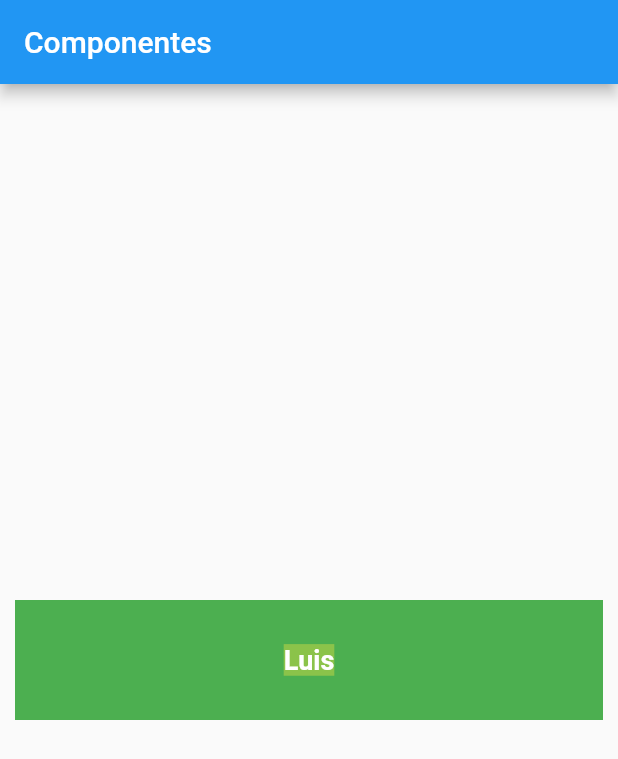
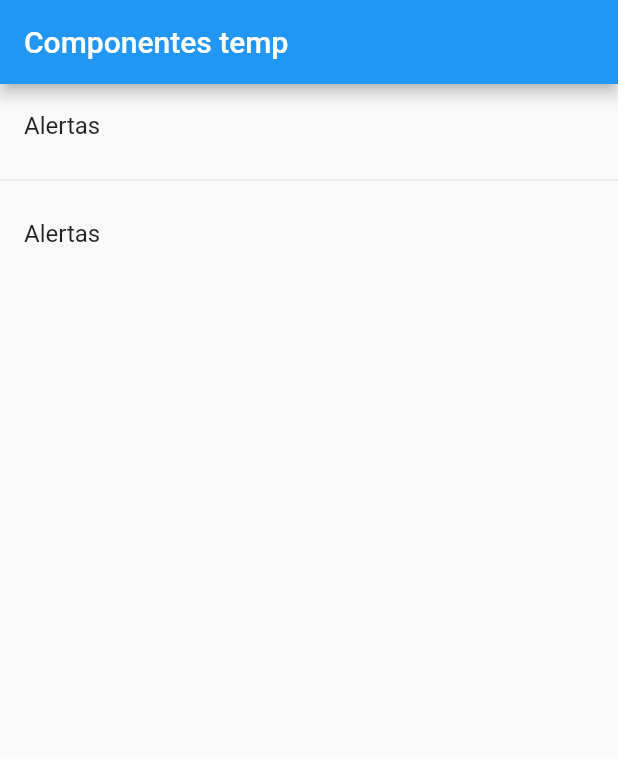
Before and after one commit to armandosalazar/components, a Flutter app: the screen it shows after launch, on a phone screen of 412 x 824 dp. Shown: the top 759 px of the screen. Run offline on Flutter 3.47's test engine with Material 2 defaults, Android fonts, the phone set to English and light mode, and no system bars.

Commit message:
Add ListView and ListTile

```diff
--- a/lib/main.dart
+++ b/lib/main.dart
@@ -1,20 +1,16 @@
+import 'package:flutter/material.dart';
+// mis paquetes al final
 import 'package:componentes/src/pages/home_temp.dart';
-import 'package:flutter/material.dart';
 
 void main() => runApp(MyApp());
 
 class MyApp extends StatelessWidget {
   @override
   Widget build(BuildContext context) {
-    return MaterialApp(
+    return const MaterialApp(
       title: 'Material App',
       debugShowCheckedModeBanner: false,
-      home: Scaffold(
-        appBar: AppBar(
-          title: const Text('Componentes'),
-        ),
-        body: const HomePageTemp()
-      ),
+      home: HomePageTemp(),
     );
   }
 }
--- a/lib/src/pages/home_temp.dart
+++ b/lib/src/pages/home_temp.dart
@@ -5,20 +5,20 @@ class HomePageTemp extends StatelessWidget {
 
   @override
   Widget build(BuildContext context) {
-    return Center(
-      child: Container(
-        color: Colors.green,
-        padding: const EdgeInsets.all(20.0),
-        margin: const EdgeInsets.all(10.0),
-        height: 80,
-        width: MediaQuery.of(context).size.width,
-        alignment: Alignment.center,
-        child: const Text('Luis', style: TextStyle(
-          backgroundColor: Colors.lightGreen,
-          color: Colors.white,
-          fontSize: 18,
-          fontWeight: FontWeight.bold,
-        ),),
+    return Scaffold(
+      appBar: AppBar(
+        title: const Text('Componentes temp'),
+      ),
+      body: ListView(
+        children:  const <Widget>[
+          ListTile(
+            title: Text('Alertas'),
+          ),
+          Divider(),
+          ListTile(
+            title: Text('Alertas'),
+          ),
+        ],
       ),
     );
   }
```
